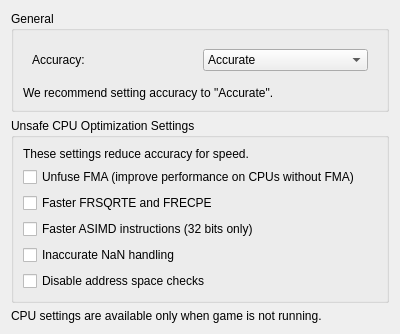
The window that src/yuzu/configuration/configure_cpu.ui (rorrim-rorrim/eden-alt) describes before a commit, drawn with Qt 5.
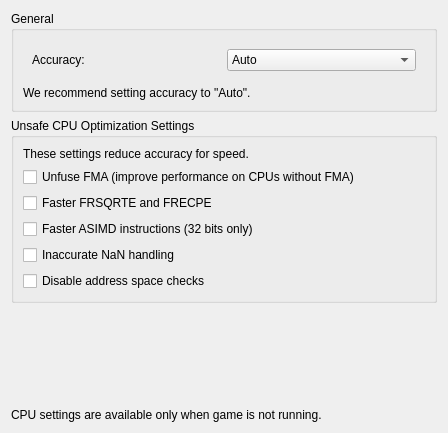
The same window after the commit.

Commit message:
core,common,yuzu qt: Add CPU accuracy option 'Auto'
The current CPU accuracy settings in yuzu are fairly polarized and
require more than common knowledge to know what the optimal settings for
yuzu would be. This adds a curated option called 'Auto' that applies a
few at the moment known-good unsafe optimizations to Dynarmic.

Patch:
```diff
--- a/src/yuzu/configuration/configure_cpu.ui
+++ b/src/yuzu/configuration/configure_cpu.ui
@@ -6,8 +6,8 @@
    <rect>
     <x>0</x>
     <y>0</y>
-    <width>400</width>
-    <height>321</height>
+    <width>448</width>
+    <height>433</height>
    </rect>
   </property>
   <property name="windowTitle">
@@ -17,7 +17,7 @@
    <item>
     <layout class="QVBoxLayout">
      <item>
-      <widget class="QGroupBox">
+      <widget class="QGroupBox" name="groupBox">
        <property name="title">
         <string>General</string>
        </property>
@@ -34,6 +34,11 @@
            </item>
            <item>
             <widget class="QComboBox" name="accuracy">
+             <item>
+              <property name="text">
+               <string>Auto</string>
+              </property>
+             </item>
              <item>
               <property name="text">
                <string>Accurate</string>
@@ -57,7 +62,7 @@
         <item>
          <widget class="QLabel" name="label_recommended_accuracy">
           <property name="text">
-           <string>We recommend setting accuracy to &quot;Accurate&quot;.</string>
+           <string>We recommend setting accuracy to &quot;Auto&quot;.</string>
           </property>
           <property name="wordWrap">
            <bool>false</bool>
```
The commit also changes 3 other files.
